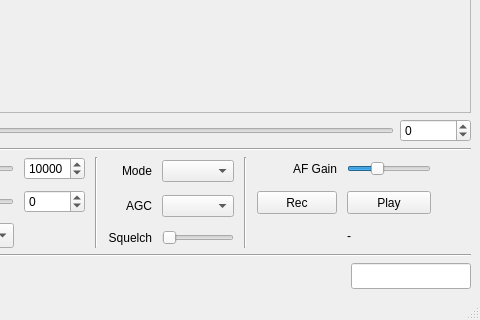
Above: gqrx_qtgui.ui from gqrx-sdr/gqrx before the change; both pictures show x 568 to 1048 and y 533 to 853 of the 1048 by 853 pixel window. Below: the same form after it.
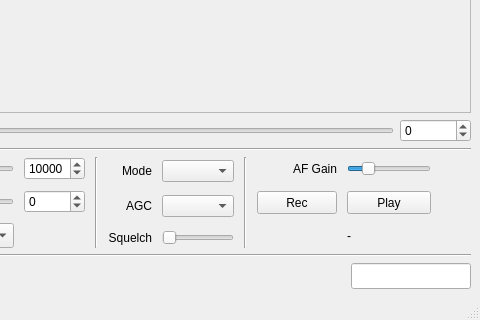
That is the form after the change.

Commit message: Increase AF gain range to 5.

```diff
--- a/gqrx_qtgui.ui
+++ b/gqrx_qtgui.ui
@@ -478,7 +478,7 @@
            </sizepolicy>
           </property>
           <property name="maximum">
-           <number>30</number>
+           <number>50</number>
           </property>
           <property name="pageStep">
            <number>10</number>
```
The commit also changes 1 other file.
